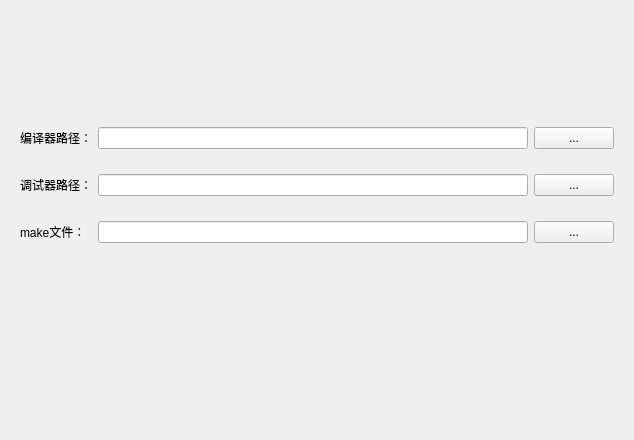
firemeatman/C-Light-IDE, file src/GUI/generatePage/generatePageWidget.ui: the form before one commit.
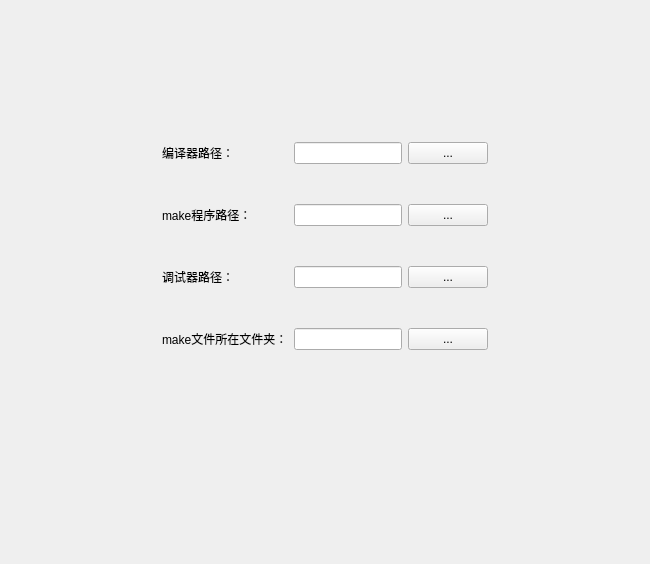
The form after the commit.

Commit message: 添加make功能； 添加配置文件功能；

```diff
--- a/src/GUI/generatePage/generatePageWidget.ui
+++ b/src/GUI/generatePage/generatePageWidget.ui
@@ -6,21 +6,21 @@
    <rect>
     <x>0</x>
     <y>0</y>
-    <width>634</width>
-    <height>440</height>
+    <width>650</width>
+    <height>564</height>
    </rect>
   </property>
   <property name="windowTitle">
    <string>Form</string>
   </property>
-  <layout class="QVBoxLayout" name="verticalLayout">
-   <item>
+  <layout class="QGridLayout" name="gridLayout_2">
+   <item row="0" column="1">
     <spacer name="verticalSpacer_2">
      <property name="orientation">
       <enum>Qt::Vertical</enum>
      </property>
      <property name="sizeType">
-      <enum>QSizePolicy::Fixed</enum>
+      <enum>QSizePolicy::Preferred</enum>
      </property>
      <property name="sizeHint" stdset="0">
       <size>
@@ -30,7 +30,20 @@
      </property>
     </spacer>
    </item>
-   <item>
+   <item row="1" column="0">
+    <spacer name="horizontalSpacer">
+     <property name="orientation">
+      <enum>Qt::Horizontal</enum>
+     </property>
+     <property name="sizeHint" stdset="0">
+      <size>
+       <width>39</width>
+       <height>20</height>
+      </size>
+     </property>
+    </spacer>
+   </item>
+   <item row="1" column="1">
     <widget class="QWidget" name="widget" native="true">
      <layout class="QGridLayout" name="gridLayout">
       <item row="0" column="0">
@@ -51,33 +64,50 @@
        </widget>
       </item>
       <item row="1" column="0">
+       <widget class="QLabel" name="label_4">
+        <property name="text">
+         <string>make程序路径：</string>
+        </property>
+       </widget>
+      </item>
+      <item row="1" column="1">
+       <widget class="QLineEdit" name="lineEdit_4"/>
+      </item>
+      <item row="1" column="2">
+       <widget class="QPushButton" name="pushButton_4">
+        <property name="text">
+         <string>...</string>
+        </property>
+       </widget>
+      </item>
+      <item row="2" column="0">
        <widget class="QLabel" name="label_2">
         <property name="text">
          <string>调试器路径：</string>
         </property>
        </widget>
       </item>
-      <item row="1" column="1">
+      <item row="2" column="1">
        <widget class="QLineEdit" name="lineEdit_2"/>
       </item>
-      <item row="1" column="2">
+      <item row="2" column="2">
        <widget class="QPushButton" name="pushButton_2">
         <property name="text">
          <string>...</string>
         </property>
        </widget>
       </item>
-      <item row="2" column="0">
+      <item row="3" column="0">
        <widget class="QLabel" name="label_3">
         <property name="text">
-         <string>make文件：</string>
+         <string>make文件所在文件夹：</string>
         </property>
        </widget>
       </item>
-      <item row="2" column="1">
+      <item row="3" column="1">
        <widget class="QLineEdit" name="lineEdit_3"/>
       </item>
-      <item row="2" column="2">
+      <item row="3" column="2">
        <widget class="QPushButton" name="pushButton_3">
         <property name="text">
          <string>...</string>
@@ -87,13 +117,26 @@
      </layout>
     </widget>
    </item>
-   <item>
+   <item row="1" column="2">
+    <spacer name="horizontalSpacer_2">
+     <property name="orientation">
+      <enum>Qt::Horizontal</enum>
+     </property>
+     <property name="sizeHint" stdset="0">
+      <size>
+       <width>39</width>
+       <height>20</height>
+      </size>
+     </property>
+    </spacer>
+   </item>
+   <item row="2" column="1">
     <spacer name="verticalSpacer">
      <property name="orientation">
       <enum>Qt::Vertical</enum>
      </property>
      <property name="sizeType">
-      <enum>QSizePolicy::Fixed</enum>
+      <enum>QSizePolicy::Preferred</enum>
      </property>
      <property name="sizeHint" stdset="0">
       <size>
```
The commit also changes 27 other files.
